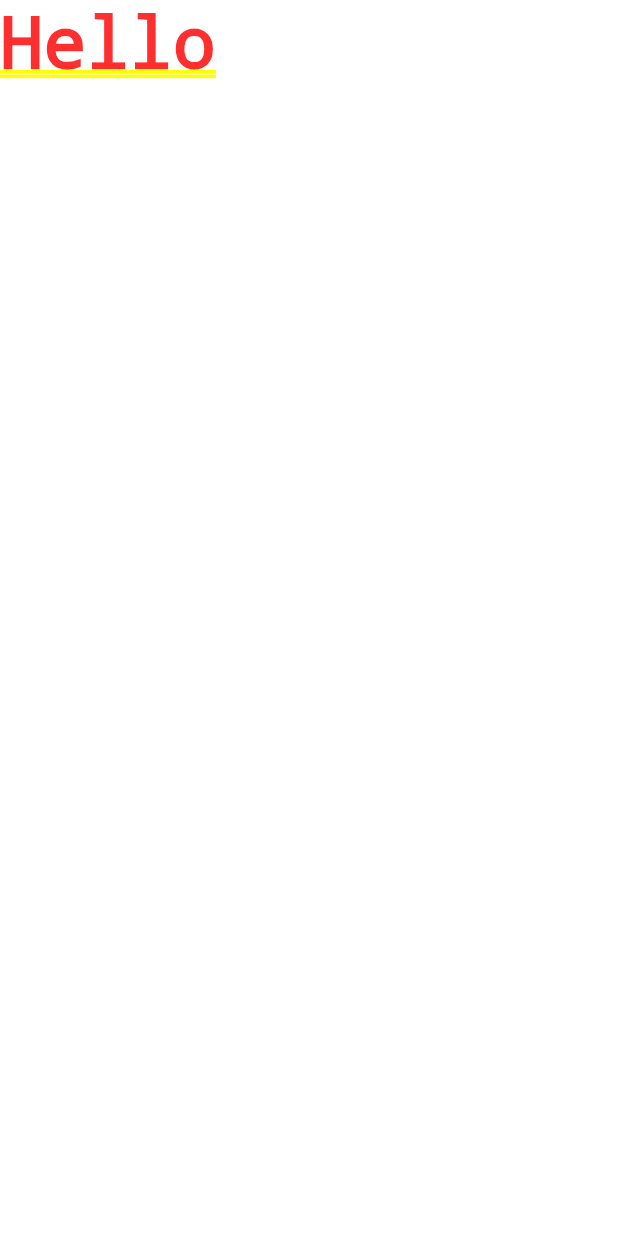
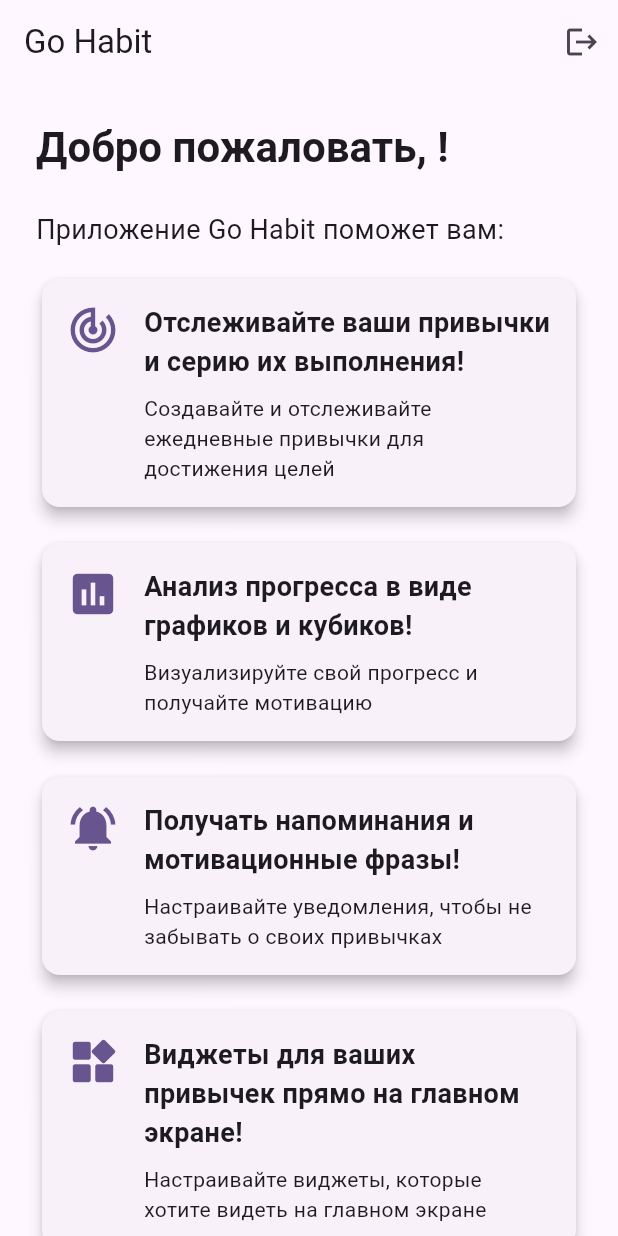
Before and after one commit to MeZeksan/go_habit, a Flutter app: the screen it shows once a user with an empty profile is signed in, on a phone screen of 412 x 824 dp. Run offline on Flutter 3.47's test engine with Material 3 defaults, Android fonts, the phone set to English and light mode, and no system bars; our stand-ins replace clock, flutter_bloc, flutter_dotenv, package_info_plus, stack_trace, supabase_flutter; missing offline and left inert: yx_scope; accounts and stored records are empty.

Commit message:
Отправка пользователя на экран приветствия после авторизации / регистрации

```diff
--- a/lib/feature/auth/view/auth_screen.dart
+++ b/lib/feature/auth/view/auth_screen.dart
@@ -3,6 +3,7 @@
 import 'package:go_habit/feature/auth/domain/bloc/auth_bloc.dart' as app_auth;
 import 'package:go_habit/feature/auth/view/components/components.dart';
 import 'package:go_habit/feature/auth/view/registration_screen.dart';
+import 'package:go_habit/feature/auth/view/welcome_screen.dart';
 
 class AuthScreen extends StatefulWidget {
   const AuthScreen({super.key});
@@ -36,6 +37,12 @@
                 backgroundColor: Colors.red,
               ),
             );
+          } else if (state is app_auth.AuthAuthenticated) {
+            Navigator.pushAndRemoveUntil(
+              context,
+              MaterialPageRoute(builder: (context) => const WelcomeScreen()),
+              (route) => false,
+            );
           }
         },
         child: SafeArea(
@@ -68,6 +75,7 @@
                         formKey: _formKey,
                         emailController: _emailController,
                         passwordController: _passwordController,
+                        isRegistration: false,
                       ),
                       const SizedBox(height: 16),
                       AuthNavigationButton(
--- a/lib/feature/auth/view/components/sign_button.dart
+++ b/lib/feature/auth/view/components/sign_button.dart
@@ -8,6 +8,7 @@
     required GlobalKey<FormState> formKey,
     required TextEditingController emailController,
     required TextEditingController passwordController,
+    this.isRegistration = false, // По умолчанию считаем, что это вход
   })  : _formKey = formKey,
         _emailController = emailController,
         _passwordController = passwordController;
@@ -15,6 +16,7 @@
   final GlobalKey<FormState> _formKey;
   final TextEditingController _emailController;
   final TextEditingController _passwordController;
+  final bool isRegistration;
 
   @override
   Widget build(BuildContext context) {
@@ -25,12 +27,23 @@
               ? null
               : () {
                   if (_formKey.currentState!.validate()) {
+                    if (isRegistration) {
+                      // Для экрана регистрации
                       context.read<app_auth.AuthBloc>().add(
                             app_auth.AuthSignUpRequested(
                               email: _emailController.text,
                               password: _passwordController.text,
                             ),
                           );
+                    } else {
+                      // Для экрана входа
+                      context.read<app_auth.AuthBloc>().add(
+                            app_auth.AuthSignInRequested(
+                              email: _emailController.text,
+                              password: _passwordController.text,
+                            ),
+                          );
+                    }
                   }
                 },
           style: ElevatedButton.styleFrom(
@@ -41,9 +54,9 @@
           ),
           child: state is app_auth.AuthLoading
               ? const CircularProgressIndicator()
-              : const Text(
-                  'Зарегистрироваться',
-                  style: TextStyle(fontSize: 16),
+              : Text(
+                  isRegistration ? 'Зарегистрироваться' : 'Войти',
+                  style: const TextStyle(fontSize: 16),
                 ),
         );
       },
--- a/lib/feature/auth/view/registration_screen.dart
+++ b/lib/feature/auth/view/registration_screen.dart
@@ -2,6 +2,7 @@
 import 'package:flutter_bloc/flutter_bloc.dart';
 import 'package:go_habit/feature/auth/domain/bloc/auth_bloc.dart' as app_auth;
 import 'package:go_habit/feature/auth/view/components/components.dart';
+import 'package:go_habit/feature/auth/view/welcome_screen.dart';
 
 class RegistrationScreen extends StatefulWidget {
   const RegistrationScreen({super.key});
@@ -43,8 +44,13 @@
               ),
             );
           } else if (state is app_auth.AuthAuthenticated) {
-            // После успешной регистрации вернуться на предыдущий экран
-            Navigator.pop(context);
+            // После успешной регистрации переходим на экран приветствия
+            // и очищаем стек навигации
+            Navigator.pushAndRemoveUntil(
+              context,
+              MaterialPageRoute(builder: (context) => const WelcomeScreen()),
+              (route) => false, // Удаляем все предыдущие экраны
+            );
           }
         },
         child: SafeArea(
@@ -89,6 +95,7 @@
                         formKey: _formKey,
                         emailController: _emailController,
                         passwordController: _passwordController,
+                        isRegistration: true,
                       ),
                       const SizedBox(height: 16),
                       AuthNavigationButton(
--- /dev/null
+++ b/lib/feature/auth/view/welcome_screen.dart
@@ -0,0 +1,161 @@
+import 'package:flutter/material.dart';
+import 'package:flutter_bloc/flutter_bloc.dart';
+import 'package:go_habit/feature/auth/domain/bloc/auth_bloc.dart' as app_auth;
+import 'package:go_habit/feature/auth/view/auth_screen.dart';
+import 'package:supabase_flutter/supabase_flutter.dart';
+
+//экран заглушка для приветствия пользователя
+class WelcomeScreen extends StatelessWidget {
+  const WelcomeScreen({super.key});
+
+  @override
+  Widget build(BuildContext context) {
+    final User? user = Supabase.instance.client.auth.currentUser;
+    final email = user?.email ?? 'пользователь';
+
+    return BlocListener<app_auth.AuthBloc, app_auth.AuthState>(
+      listener: (context, state) {
+        if (state is app_auth.AuthUnauthenticated) {
+          Navigator.pushAndRemoveUntil(
+            context,
+            MaterialPageRoute(builder: (context) => const AuthScreen()),
+            (route) => false,
+          );
+        }
+      },
+      child: Scaffold(
+        appBar: AppBar(
+          title: const Text('Go Habit'),
+          actions: [
+            IconButton(
+              icon: const Icon(Icons.logout),
+              onPressed: () {
+                context.read<app_auth.AuthBloc>().add(
+                      app_auth.AuthSignOutRequested(),
+                    );
+              },
+            ),
+          ],
+        ),
+        body: SingleChildScrollView(
+          child: SafeArea(
+            child: Padding(
+              padding: const EdgeInsets.all(24.0),
+              child: Column(
+                crossAxisAlignment: CrossAxisAlignment.start,
+                children: [
+                  Text(
+                    'Добро пожаловать, $email!',
+                    style: Theme.of(context).textTheme.headlineMedium?.copyWith(
+                          fontWeight: FontWeight.bold,
+                        ),
+                  ),
+                  const SizedBox(height: 24),
+                  const Text(
+                    'Приложение Go Habit поможет вам:',
+                    style: TextStyle(fontSize: 18),
+                  ),
+                  const SizedBox(height: 16),
+                  FeatureCardWidget(
+                      context: context,
+                      icon: Icons.track_changes,
+                      title:
+                          'Отслеживайте ваши привычки и серию их выполнения!',
+                      description:
+                          'Создавайте и отслеживайте ежедневные привычки для достижения целей'),
+                  const SizedBox(height: 16),
+                  FeatureCardWidget(
+                      context: context,
+                      icon: Icons.insert_chart,
+                      title: 'Анализ прогресса в виде графиков и кубиков!',
+                      description:
+                          'Визуализируйте свой прогресс и получайте мотивацию'),
+                  const SizedBox(height: 16),
+                  FeatureCardWidget(
+                      context: context,
+                      icon: Icons.notifications_active,
+                      title: 'Получать напоминания и мотивационные фразы!',
+                      description:
+                          'Настраивайте уведомления, чтобы не забывать о своих привычках'),
+                  const SizedBox(height: 16),
+                  FeatureCardWidget(
+                      context: context,
+                      icon: Icons.widgets_rounded,
+                      title:
+                          'Виджеты для ваших привычек прямо на главном экране!',
+                      description:
+                          'Настраивайте виджеты, которые хотите видеть на главном экране'),
+                  const SizedBox(height: 16),
+                  SizedBox(
+                    width: double.infinity,
+                    child: ElevatedButton(
+                      onPressed: () {
+                        // Здесь будет навигация к основному экрану привычек
+                      },
+                      style: ElevatedButton.styleFrom(
+                        padding: const EdgeInsets.symmetric(vertical: 16),
+                      ),
+                      child: const Text('Начать отслеживание привычек'),
+                    ),
+                  ),
+                ],
+              ),
+            ),
+          ),
+        ),
+      ),
+    );
+  }
+}
+
+class FeatureCardWidget extends StatelessWidget {
+  const FeatureCardWidget({
+    super.key,
+    required this.context,
+    required this.icon,
+    required this.title,
+    required this.description,
+  });
+
+  final BuildContext context;
+  final IconData icon;
+  final String title;
+  final String description;
+
+  @override
+  Widget build(BuildContext context) {
+    return Card(
+      elevation: 4,
+      child: Padding(
+        padding: const EdgeInsets.all(16.0),
+        child: Row(
+          crossAxisAlignment: CrossAxisAlignment.start,
+          children: [
+            Icon(
+              icon,
+              size: 36,
+              color: Theme.of(context).colorScheme.primary,
+            ),
+            const SizedBox(width: 16),
+            Expanded(
+              child: Column(
+                crossAxisAlignment: CrossAxisAlignment.start,
+                children: [
+                  Text(
+                    title,
+                    style: const TextStyle(
+                      fontSize: 18,
+                      fontWeight: FontWeight.bold,
+                    ),
+                  ),
+                  const SizedBox(height: 8),
+                  Text(description),
+                ],
+              ),
+            ),
+          ],
+        ),
+      ),
+    );
+  }
+}
--- a/lib/main.dart
+++ b/lib/main.dart
@@ -4,6 +4,7 @@
 import 'package:go_habit/feature/auth/domain/bloc/auth_bloc.dart' as app_auth;
 import 'package:go_habit/feature/auth/view/auth_screen.dart';
 import 'package:go_habit/feature/auth/widget/auth_scope.dart';
+import 'package:go_habit/feature/auth/view/welcome_screen.dart';
 import 'package:supabase_flutter/supabase_flutter.dart';
 import 'core/environment/env_config.dart';
 
@@ -42,7 +43,8 @@
                 ),
               );
             } else if (state is app_auth.AuthAuthenticated) {
-              return Text('Hello');
+              // Если пользователь аутентифицирован, перенаправляем на экран приветствия
+              return const WelcomeScreen();
             } else {
               return const AuthScreen();
             }
```
Lines whose indentation alone changed are shown as unchanged.
